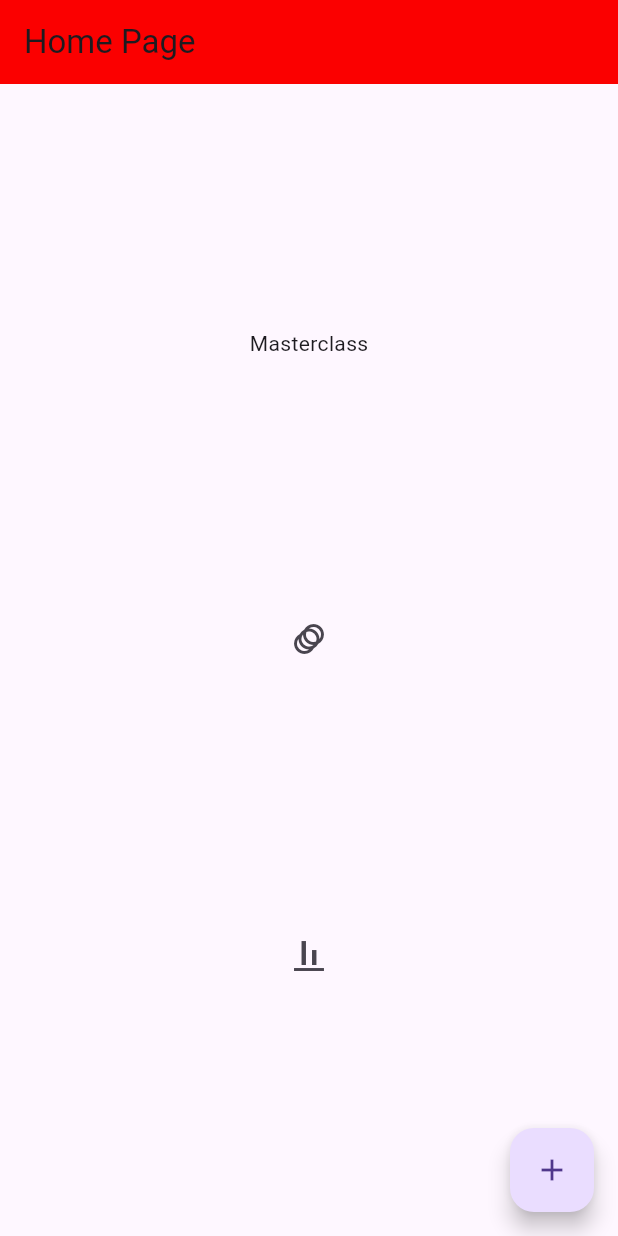
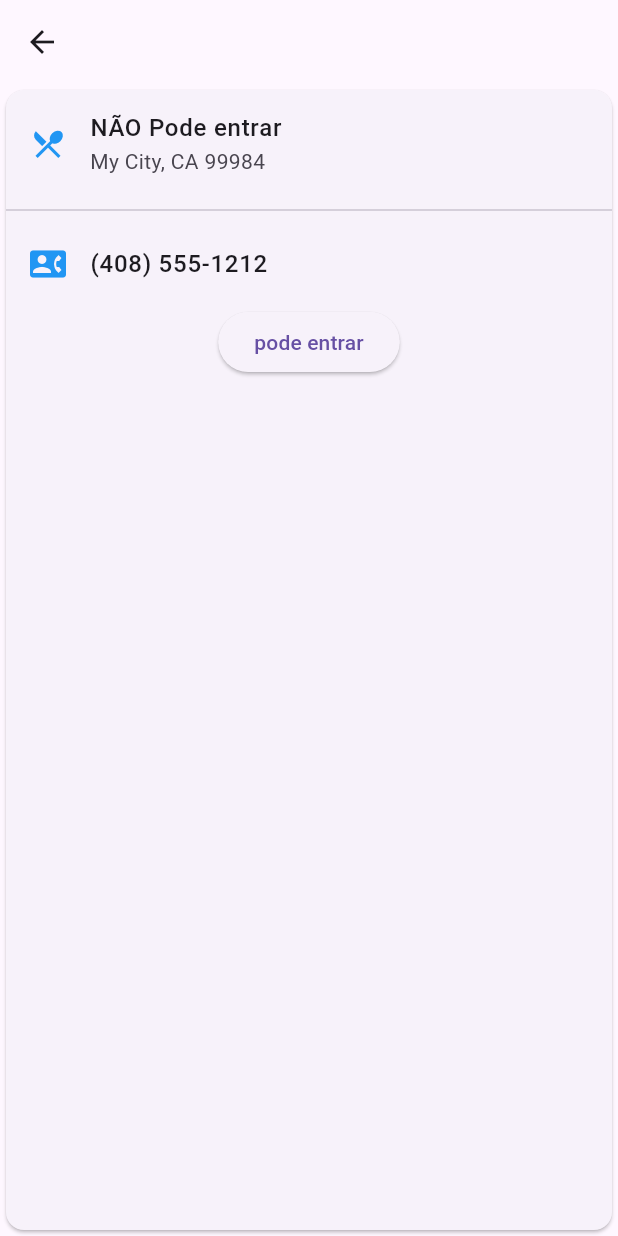
Before and after one commit to VinicioSantosOliveira/masterclass, a Flutter app: the screen it shows after launch, after a tap on the "add" icon, on a phone screen of 412 x 824 dp. Run offline on Flutter 3.47's test engine with Material 3 defaults, Android fonts, the phone set to English and light mode, and no system bars.

Commit message:
feat: cardTextWidget

```diff
--- a/lib/aula_miscelania.dart
+++ b/lib/aula_miscelania.dart
@@ -6,6 +6,7 @@
   @override
   Widget build(BuildContext context) {
     return Scaffold(
+      appBar: AppBar(),
       body: ListView(
         children: [
           Align(
--- /dev/null
+++ b/lib/card_text_widget.dart
@@ -0,0 +1,56 @@
+import 'package:flutter/material.dart';
+
+// ignore: must_be_immutable
+class CardTextWidget extends StatefulWidget {
+  const CardTextWidget({super.key});
+
+  @override
+  State<CardTextWidget> createState() => _CardTextWidgetState();
+}
+
+class _CardTextWidgetState extends State<CardTextWidget> {
+  bool canEnter = false;
+
+  @override
+  Widget build(BuildContext context) {
+    return Scaffold(
+      appBar: AppBar(),
+      body: Card(
+        child: Column(
+          children: <Widget>[
+            ListTile(
+              title: Text(
+                canEnter ? 'Pode entrar' : 'NÃO Pode entrar',
+                style: const TextStyle(fontWeight: FontWeight.w500),
+              ),
+              subtitle: const Text('My City, CA 99984'),
+              leading: Icon(
+                Icons.restaurant_menu,
+                color: Colors.blue[500],
+              ),
+            ),
+            const Divider(),
+            ListTile(
+              title: const Text(
+                '(408) 555-1212',
+                style: TextStyle(fontWeight: FontWeight.w500),
+              ),
+              leading: Icon(
+                Icons.contact_phone,
+                color: Colors.blue[500],
+              ),
+            ),
+            ElevatedButton(
+              onPressed: () {
+                setState(() {
+                  canEnter = !canEnter;
+                });
+              },
+              child: const Text('pode entrar'),
+            )
+          ],
+        ),
+      ),
+    );
+  }
+}
--- a/lib/home_page.dart
+++ b/lib/home_page.dart
@@ -1,4 +1,5 @@
 import 'package:flutter/material.dart';
+import 'package:masterclass/card_text_widget.dart';
 import 'package:masterclass/aula_miscelania.dart';
 import 'package:masterclass/implicit_animation.dart';
 
@@ -41,6 +42,17 @@
               },
               icon: const Icon(Icons.align_vertical_bottom_outlined),
             ),
+            IconButton(
+              onPressed: () {
+                Navigator.push(
+                  context,
+                  MaterialPageRoute(
+                    builder: (context) => const CardTextWidget(),
+                  ),
+                );
+              },
+              icon: const Icon(Icons.add),
+            ),
           ],
         ),
       ),
```
